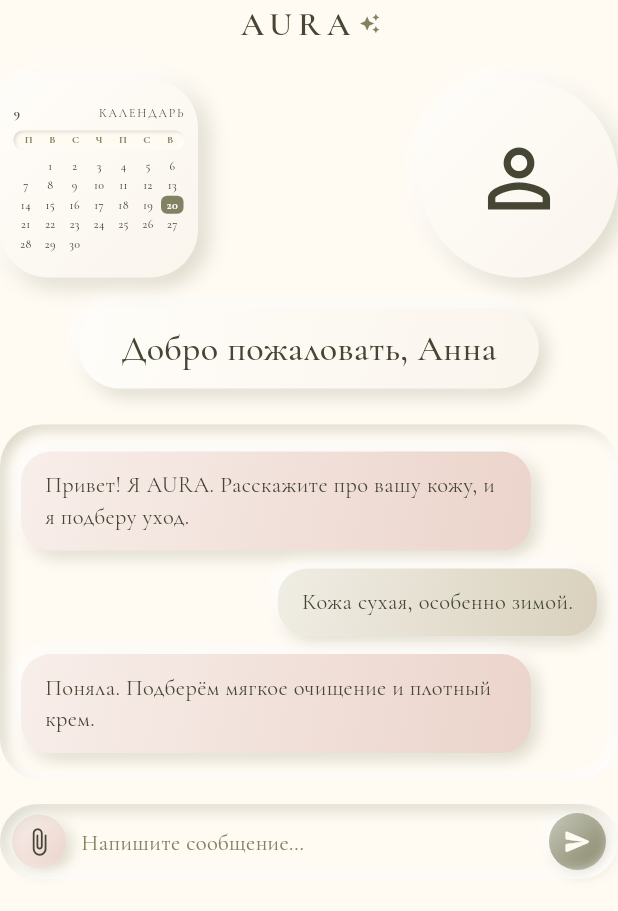
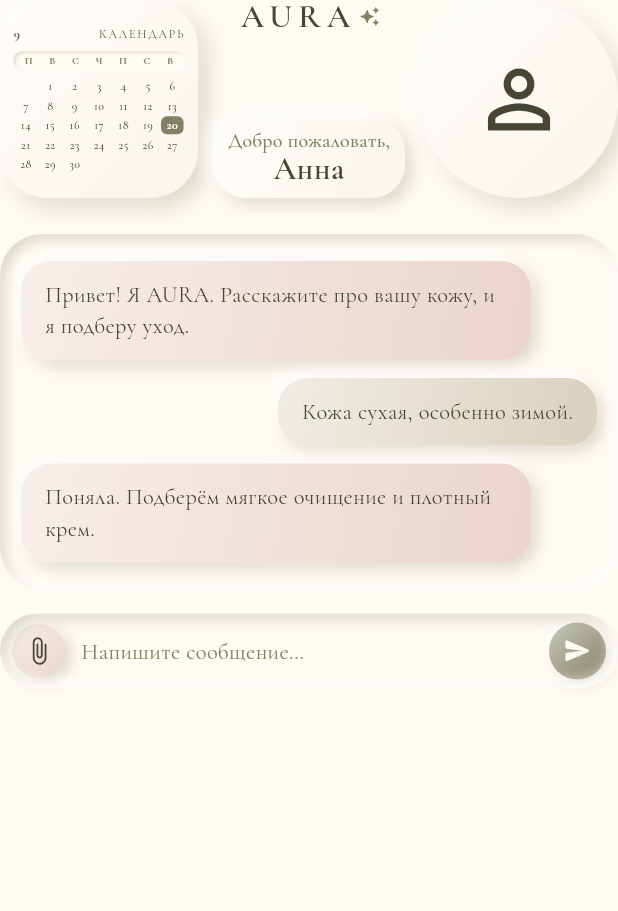
Before and after one commit to ShumakOFF46/Mind-mobile, a Flutter app: the ChatMock widget shown alone on an empty page, opened directly, on a phone screen of 412 x 824 dp. Shown: the top 911 px of the screen. Run offline on Flutter 3.47's test engine with Material 3 defaults, Android fonts, the phone set to English and light mode, and no system bars.

Commit message:
feat(showcase): top bar in one row - AURA aligned to top and welcome pill to bottom between Calendar and Profile

```diff
--- a/lib/showcase/neu_sections.dart
+++ b/lib/showcase/neu_sections.dart
@@ -1,3 +1,4 @@
+import 'dart:math' as math;
 import 'package:flutter/material.dart';
 import '../core/neu/neu_button.dart';
 import '../core/neu/neu_surface.dart';
@@ -6,7 +7,7 @@ import 'calendar_mini_button.dart';
 
 // Тексты захардкожены намеренно: это showcase (страница отсмотра), не продуктовый UI.
 
-/// Макет главного экрана чата: верхняя панель, приветствие, пузыри, ввод.
+/// Макет главного экрана чата: верхняя панель (с приветствием), окно переписки, ввод.
 class ChatMock extends StatelessWidget {
   const ChatMock({super.key});
 
@@ -17,21 +18,6 @@ class ChatMock extends StatelessWidget {
       crossAxisAlignment: CrossAxisAlignment.stretch,
       children: [
         _TopBar(c: c),
-        const SizedBox(height: 20),
-        Center(
-          child: NeuSurface(
-            radius: 28,
-            intensity: 0.7,
-            padding: const EdgeInsets.symmetric(horizontal: 28, vertical: 10),
-            child: Text('Добро пожаловать, Анна',
-                style: TextStyle(
-                  fontFamily: 'CormorantGaramond',
-                  color: c.textDark,
-                  fontSize: 24,
-                  fontWeight: FontWeight.w500,
-                )),
-          ),
-        ),
         const SizedBox(height: 24),
         // Окно переписки — утопленное, сообщения внутри — выпуклые.
         NeuSurface(
@@ -82,48 +68,93 @@ class ChatMock extends StatelessWidget {
   }
 }
 
-/// Верхняя панель: название, ниже — крупные кнопки «Календарь»
-/// (мини-календарь по образцу 3D Sample) и «Профиль» (132 px, ×3 от прежних 44).
+/// Верхняя панель одной строкой: [Календарь] [AURA сверху + приветствие
+/// снизу] [Профиль]. Название выровнено по верху кнопок, приветствие — по низу.
+/// Кнопки 132 px; на узких экранах уменьшаются, чтобы в центре осталось
+/// не меньше `minMiddle` под название и приветствие.
 class _TopBar extends StatelessWidget {
   final AuraColorScheme c;
   const _TopBar({required this.c});
 
+  static const _gap = 10.0;
+  static const _minMiddle = 104.0;
+
   @override
   Widget build(BuildContext context) {
-    return Column(
+    return LayoutBuilder(builder: (context, box) {
+      final size = math.min(132.0, (box.maxWidth - 2 * _gap - _minMiddle) / 2);
+      return SizedBox(
+        height: size,
+        child: Row(
           children: [
-        Row(
-          mainAxisAlignment: MainAxisAlignment.center,
+            CalendarMiniButton(size: size, onTap: () {}),
+            const SizedBox(width: _gap),
+            Expanded(
+              child: Column(
+                mainAxisSize: MainAxisSize.max,
+                mainAxisAlignment: MainAxisAlignment.spaceBetween,
+                crossAxisAlignment: CrossAxisAlignment.stretch,
                 children: [
+                  Center(
+                    child: FittedBox(
+                      fit: BoxFit.scaleDown,
+                      child: Row(mainAxisSize: MainAxisSize.min, children: [
                         Text('AURA',
                             style: TextStyle(
                               fontFamily: 'CormorantGaramond',
                               color: c.textDark,
                               fontSize: 22,
+                              height: 1,
                               fontWeight: FontWeight.w600,
                               letterSpacing: 4,
                             )),
                         const SizedBox(width: 4),
                         Icon(Icons.auto_awesome, color: c.accent, size: 14),
-          ],
+                      ]),
                     ),
-        const SizedBox(height: 22),
-        Row(
-          mainAxisAlignment: MainAxisAlignment.spaceBetween,
-          children: [
-            CalendarMiniButton(onTap: () {}),
-            NeuButton(
-              circle: true,
-              width: 132,
-              height: 132,
-              intensity: 0.8,
-              onTap: () {},
-              child: Icon(Icons.person_outline, color: c.textDark, size: 62),
+                  ),
+                  NeuSurface(
+                    radius: 22,
+                    intensity: 0.6,
+                    padding: const EdgeInsets.symmetric(horizontal: 10, vertical: 8),
+                    child: FittedBox(
+                      fit: BoxFit.scaleDown,
+                      child: Column(mainAxisSize: MainAxisSize.min, children: [
+                        Text('Добро пожаловать,',
+                            style: TextStyle(
+                              fontFamily: 'CormorantGaramond',
+                              color: c.textSub,
+                              fontSize: 15,
+                              height: 1.1,
+                              fontWeight: FontWeight.w500,
+                            )),
+                        Text('Анна',
+                            style: TextStyle(
+                              fontFamily: 'CormorantGaramond',
+                              color: c.textDark,
+                              fontSize: 24,
+                              height: 1.1,
+                              fontWeight: FontWeight.w600,
+                            )),
+                      ]),
+                    ),
                   ),
                 ],
               ),
+            ),
+            const SizedBox(width: _gap),
+            NeuButton(
+              circle: true,
+              width: size,
+              height: size,
+              intensity: 0.8,
+              onTap: () {},
+              child: Icon(Icons.person_outline, color: c.textDark, size: size * 0.47),
+            ),
           ],
+        ),
       );
+    });
   }
 }
 
```
Lines whose indentation alone changed are shown as unchanged.
